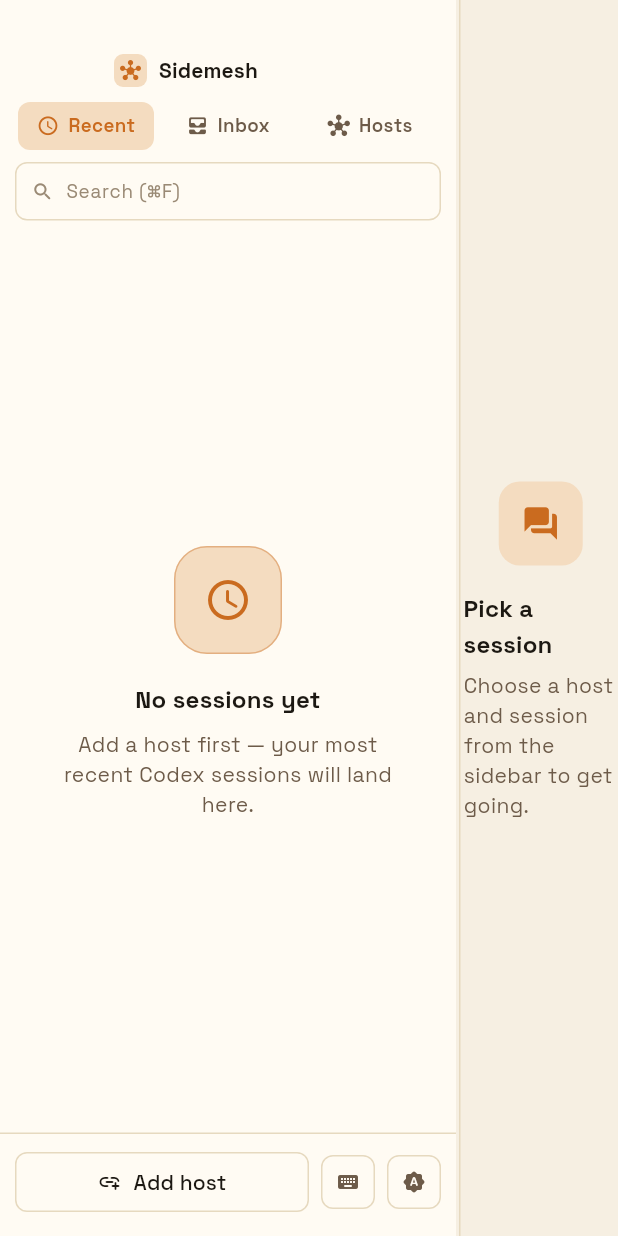
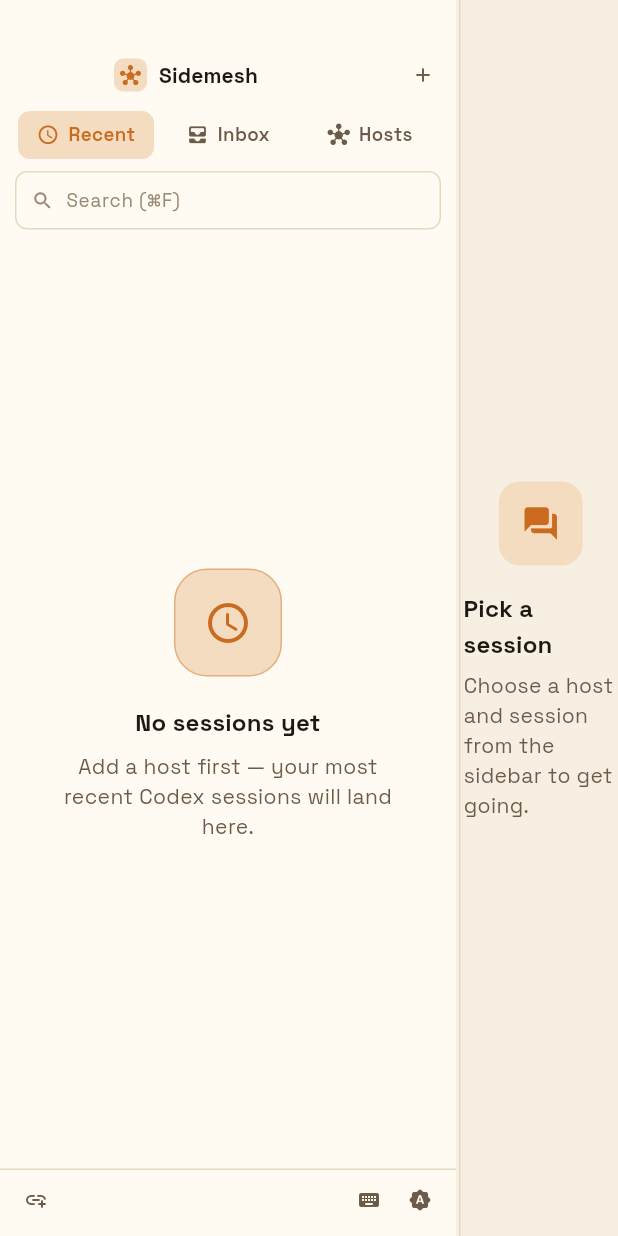
Before and after one commit to mukhtharcm/sidemesh, a Flutter app: the DesktopShell screen opened directly, on a phone screen of 412 x 824 dp. Run offline on Flutter 3.47's test engine with Material 3 defaults, Android fonts, the phone set to English and light mode, and no system bars; our stand-ins replace flutter_highlight, flutter_markdown, flutter_secure_storage, shared_preferences; missing offline and left inert: macos_window_utils; accounts and stored records are empty.

Commit message:
Slim desktop sidebar footer and collapse mobile activity cards by default
- Replace the bloated sidebar footer (full-width Add host button + large
  outlined icon tiles) with a slim status-bar row of ghost icon buttons,
  and promote "Add host" to a compact "+" affordance in the sidebar
  header. The footer now reads as a quiet toolbar instead of competing
  with the session composer on the detail pane.
- Default the activity/command card to collapsed on mobile so command
  details and output don't overwhelm the chat view. Desktop keeps the
  previous expanded-by-default behavior via a new defaultCollapsed flag.

Co-authored-by: Copilot <223556219+Copilot@users.noreply.github.com>

```diff
--- a/apps/mobile/lib/src/screens/desktop_shell.dart
+++ b/apps/mobile/lib/src/screens/desktop_shell.dart
@@ -497,7 +497,7 @@ class _Sidebar extends StatelessWidget {
             // Draggable titlebar area with traffic-light inset.
             SizedBox(height: titlebarInset + 8),
             Padding(
-              padding: const EdgeInsets.fromLTRB(76, 0, 12, 10),
+              padding: const EdgeInsets.fromLTRB(76, 0, 8, 10),
               child: Row(
                 children: [
                   Container(
@@ -515,12 +515,19 @@ class _Sidebar extends StatelessWidget {
                     ),
                   ),
                   const SizedBox(width: 8),
-                  Text(
+                  Expanded(
+                    child: Text(
                       'Sidemesh',
                       style: Theme.of(context)
                           .textTheme
                           .titleSmall
                           ?.copyWith(fontWeight: FontWeight.w700),
+                    ),
+                  ),
+                  _SidebarIconAction(
+                    icon: Icons.add_rounded,
+                    tooltip: 'Add host',
+                    onTap: onAddHost,
                   ),
                 ],
               ),
@@ -753,64 +760,79 @@ class _SidebarFooter extends StatelessWidget {
 
   @override
   Widget build(BuildContext context) {
-    final colors = context.colors;
+    // Slim status-bar footer. The prominent "Add host" action lives in the
+    // sidebar header as a compact "+" so this row stays balanced with the
+    // session composer on the detail pane.
     return Padding(
-      padding: const EdgeInsets.fromLTRB(10, 8, 10, 12),
+      padding: const EdgeInsets.fromLTRB(10, 6, 10, 10),
       child: Row(
         children: [
-          Expanded(
-            child: OutlinedButton.icon(
-              onPressed: onAddHost,
-              icon: const Icon(Icons.add_link_rounded, size: 16),
-              label: const Text('Add host'),
-              style: OutlinedButton.styleFrom(
-                foregroundColor: colors.textPrimary,
-                side: BorderSide(color: colors.border),
-                padding: const EdgeInsets.symmetric(
-                  horizontal: 10,
-                  vertical: 10,
+          _SidebarIconAction(
+            icon: Icons.add_link_rounded,
+            tooltip: 'Add host',
+            onTap: onAddHost,
           ),
-                shape: RoundedRectangleBorder(
-                  borderRadius: BorderRadius.circular(8),
+          const Spacer(),
+          _SidebarIconAction(
+            icon: Icons.keyboard_rounded,
+            tooltip: 'Keyboard shortcuts (⌘/)',
+            onTap: onShowShortcuts,
           ),
-              ),
-            ),
-          ),
-          const SizedBox(width: 8),
-          _ShortcutsButton(onTap: onShowShortcuts),
-          const SizedBox(width: 8),
-          _ThemeToggleButton(),
+          const SizedBox(width: 6),
+          const _ThemeToggleButton(),
         ],
       ),
     );
   }
 }
 
-class _ShortcutsButton extends StatelessWidget {
-  const _ShortcutsButton({required this.onTap});
+class _SidebarIconAction extends StatefulWidget {
+  const _SidebarIconAction({
+    required this.icon,
+    required this.tooltip,
+    required this.onTap,
+  });
 
+  final IconData icon;
+  final String tooltip;
   final VoidCallback onTap;
+
+  @override
+  State<_SidebarIconAction> createState() => _SidebarIconActionState();
+}
+
+class _SidebarIconActionState extends State<_SidebarIconAction> {
+  bool _hover = false;
 
   @override
   Widget build(BuildContext context) {
     final colors = context.colors;
     return Tooltip(
-      message: 'Keyboard shortcuts (⌘/)',
+      message: widget.tooltip,
+      child: MouseRegion(
+        onEnter: (_) => setState(() => _hover = true),
+        onExit: (_) => setState(() => _hover = false),
+        cursor: SystemMouseCursors.click,
+        child: Material(
+          color: Colors.transparent,
           child: InkWell(
             borderRadius: BorderRadius.circular(8),
-        onTap: onTap,
-        child: Container(
-          width: 36,
-          height: 36,
+            onTap: widget.onTap,
+            child: AnimatedContainer(
+              duration: const Duration(milliseconds: 120),
+              width: 28,
+              height: 28,
               decoration: BoxDecoration(
-            border: Border.all(color: colors.border),
+                color: _hover ? colors.surfaceMuted : Colors.transparent,
                 borderRadius: BorderRadius.circular(8),
               ),
               alignment: Alignment.center,
               child: Icon(
-            Icons.keyboard_rounded,
+                widget.icon,
                 size: 16,
-            color: colors.textSecondary,
+                color: _hover ? colors.textPrimary : colors.textSecondary,
+              ),
+            ),
           ),
         ),
       ),
@@ -818,25 +840,38 @@ class _ShortcutsButton extends StatelessWidget {
   }
 }
 
-class _ThemeToggleButton extends StatelessWidget {
+class _ThemeToggleButton extends StatefulWidget {
+  const _ThemeToggleButton();
+
+  @override
+  State<_ThemeToggleButton> createState() => _ThemeToggleButtonState();
+}
+
+class _ThemeToggleButtonState extends State<_ThemeToggleButton> {
+  bool _hover = false;
+
   @override
   Widget build(BuildContext context) {
     final colors = context.colors;
     final controller = ThemeScope.of(context);
-    IconData icon;
-    switch (controller.mode) {
-      case ThemeMode.dark:
-        icon = Icons.dark_mode_rounded;
-        break;
-      case ThemeMode.light:
-        icon = Icons.light_mode_rounded;
-        break;
-      case ThemeMode.system:
-        icon = Icons.brightness_auto_rounded;
-        break;
-    }
+    final IconData icon = switch (controller.mode) {
+      ThemeMode.dark => Icons.dark_mode_rounded,
+      ThemeMode.light => Icons.light_mode_rounded,
+      ThemeMode.system => Icons.brightness_auto_rounded,
+    };
+    final String tooltip = switch (controller.mode) {
+      ThemeMode.dark => 'Theme: dark (click for system)',
+      ThemeMode.light => 'Theme: light (click for dark)',
+      ThemeMode.system => 'Theme: system (click for light)',
+    };
     return Tooltip(
-      message: 'Cycle theme',
+      message: tooltip,
+      child: MouseRegion(
+        onEnter: (_) => setState(() => _hover = true),
+        onExit: (_) => setState(() => _hover = false),
+        cursor: SystemMouseCursors.click,
+        child: Material(
+          color: Colors.transparent,
           child: InkWell(
             borderRadius: BorderRadius.circular(8),
             onTap: () {
@@ -847,15 +882,22 @@ class _ThemeToggleButton extends StatelessWidget {
               };
               controller.setMode(next);
             },
-        child: Container(
-          width: 36,
-          height: 36,
+            child: AnimatedContainer(
+              duration: const Duration(milliseconds: 120),
+              width: 28,
+              height: 28,
               decoration: BoxDecoration(
-            border: Border.all(color: colors.border),
+                color: _hover ? colors.surfaceMuted : Colors.transparent,
                 borderRadius: BorderRadius.circular(8),
               ),
               alignment: Alignment.center,
-          child: Icon(icon, size: 16, color: colors.textSecondary),
+              child: Icon(
+                icon,
+                size: 16,
+                color: _hover ? colors.textPrimary : colors.textSecondary,
+              ),
+            ),
+          ),
         ),
       ),
     );
--- a/apps/mobile/lib/src/screens/session_screen.dart
+++ b/apps/mobile/lib/src/screens/session_screen.dart
@@ -1190,6 +1190,7 @@ class _SessionScreenState extends State<SessionScreen>
                                   _TimelineEntryKind.activity => _ActivityCard(
                                     activity: entry.activity!,
                                     sessionCwd: session.cwd,
+                                    defaultCollapsed: widget.topPadding == null,
                                   ),
                                   _TimelineEntryKind.thinking =>
                                     const _ThinkingBubble(),
@@ -2141,10 +2142,15 @@ class _MarkdownMessageBodyState extends State<_MarkdownMessageBody> {
 }
 
 class _ActivityCard extends StatefulWidget {
-  const _ActivityCard({required this.activity, required this.sessionCwd});
+  const _ActivityCard({
+    required this.activity,
+    required this.sessionCwd,
+    this.defaultCollapsed = false,
+  });
 
   final SessionActivity activity;
   final String sessionCwd;
+  final bool defaultCollapsed;
 
   @override
   State<_ActivityCard> createState() => _ActivityCardState();
@@ -2154,7 +2160,7 @@ class _ActivityCardState extends State<_ActivityCard> {
   static const _collapsedLineLimit = 15;
   bool _outputExpanded = false;
   bool _diffExpanded = false;
-  bool _cardCollapsed = false;
+  late bool _cardCollapsed = widget.defaultCollapsed;
 
   @override
   Widget build(BuildContext context) {
```
Lines whose indentation alone changed are shown as unchanged.
